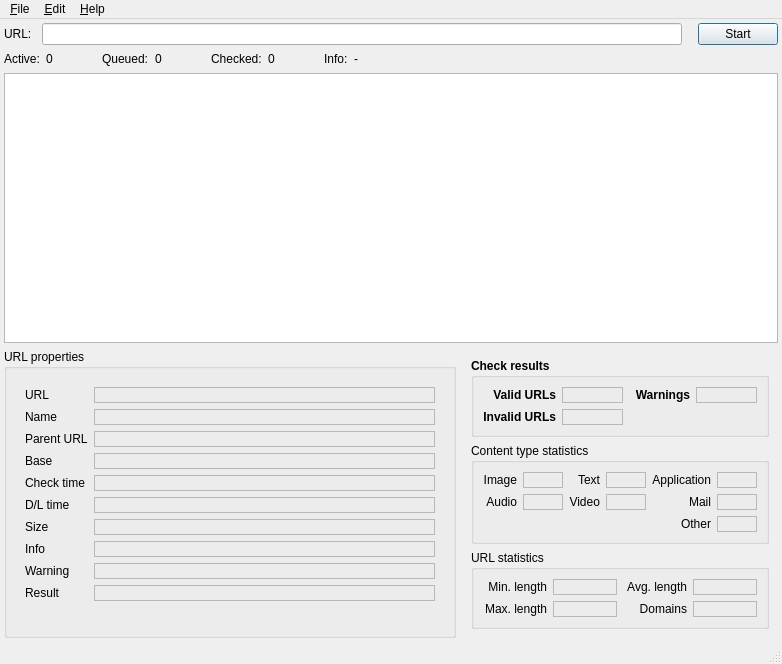
Old version of the form linkcheck/gui/ui/main.ui in the repository wummel/linkchecker.
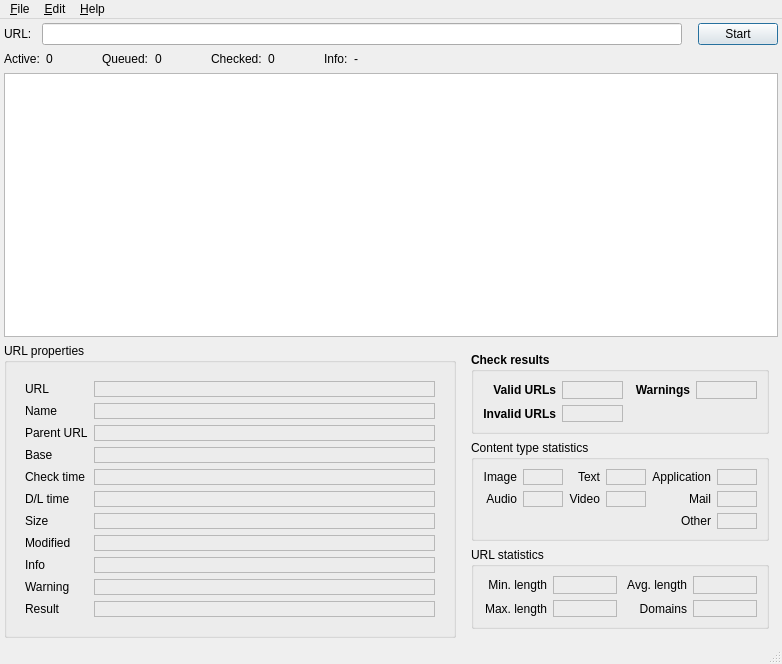
New version of the form. Icons and pictures are not drawn. Custom widgets are drawn as their Qt base class.

Commit message: Display last modified date in the GUI.

What changed in the file:
```diff
--- a/linkcheck/gui/ui/main.ui
+++ b/linkcheck/gui/ui/main.ui
@@ -557,14 +557,14 @@
               </property>
              </widget>
             </item>
-            <item row="7" column="0">
+            <item row="8" column="0">
              <widget class="QLabel" name="label_10">
               <property name="text">
                <string>Info</string>
               </property>
              </widget>
             </item>
-            <item row="7" column="1">
+            <item row="8" column="1">
              <widget class="QLabel" name="prop_info">
               <property name="sizePolicy">
                <sizepolicy hsizetype="MinimumExpanding" vsizetype="Preferred">
@@ -598,14 +598,14 @@
               </property>
              </widget>
             </item>
-            <item row="8" column="0">
+            <item row="9" column="0">
              <widget class="QLabel" name="label_11">
               <property name="text">
                <string>Warning</string>
               </property>
              </widget>
             </item>
-            <item row="8" column="1">
+            <item row="9" column="1">
              <widget class="QLabel" name="prop_warning">
               <property name="sizePolicy">
                <sizepolicy hsizetype="MinimumExpanding" vsizetype="Preferred">
@@ -642,14 +642,14 @@
               </property>
              </widget>
             </item>
-            <item row="9" column="0">
+            <item row="10" column="0">
              <widget class="QLabel" name="label_12">
               <property name="text">
                <string>Result</string>
               </property>
              </widget>
             </item>
-            <item row="9" column="1">
+            <item row="10" column="1">
              <widget class="QLabel" name="prop_result">
               <property name="sizePolicy">
                <sizepolicy hsizetype="MinimumExpanding" vsizetype="Preferred">
@@ -680,6 +680,44 @@
               </property>
              </widget>
             </item>
+            <item row="7" column="0">
+             <widget class="QLabel" name="label_16">
+              <property name="text">
+               <string>Modified</string>
+              </property>
+             </widget>
+            </item>
+            <item row="7" column="1">
+             <widget class="QLabel" name="prop_modified">
+              <property name="sizePolicy">
+               <sizepolicy hsizetype="MinimumExpanding" vsizetype="Preferred">
+                <horstretch>0</horstretch>
+                <verstretch>0</verstretch>
+               </sizepolicy>
+              </property>
+              <property name="minimumSize">
+               <size>
+                <width>300</width>
+                <height>0</height>
+               </size>
+              </property>
+              <property name="frameShape">
+               <enum>QFrame::StyledPanel</enum>
+              </property>
+              <property name="frameShadow">
+               <enum>QFrame::Sunken</enum>
+              </property>
+              <property name="text">
+               <string/>
+              </property>
+              <property name="textFormat">
+               <enum>Qt::PlainText</enum>
+              </property>
+              <property name="textInteractionFlags">
+               <set>Qt::LinksAccessibleByMouse|Qt::TextSelectableByMouse</set>
+              </property>
+             </widget>
+            </item>
            </layout>
           </widget>
          </item>
```
The commit also changes 4 other files.
